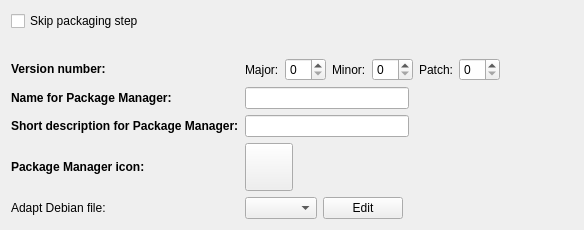
qt-creator/qt-creator, file src/plugins/qt4projectmanager/qt-maemo/maemopackagecreationwidget.ui: the form before one commit.
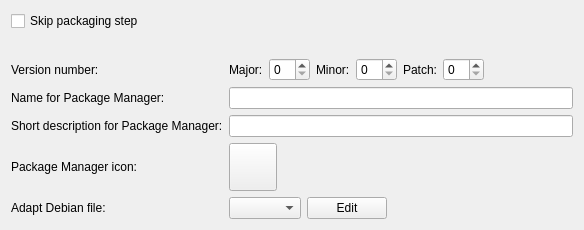
The form after the commit.

Commit message:
Maemo: Improve packaging widget.
- Enable/disable all interactive elements when packaging is enabled/disabled.
- Don't limit the width of line edits.
- Don't make the labels bold.

The edit to the form file:
```diff
--- a/src/plugins/qt4projectmanager/qt-maemo/maemopackagecreationwidget.ui
+++ b/src/plugins/qt4projectmanager/qt-maemo/maemopackagecreationwidget.ui
@@ -52,12 +52,12 @@
        </property>
        <property name="font">
         <font>
-         <weight>75</weight>
-         <bold>true</bold>
+         <weight>50</weight>
+         <bold>false</bold>
         </font>
        </property>
        <property name="text">
-        <string>&lt;b&gt;Version number:&lt;/b&gt;</string>
+        <string>Version number:</string>
        </property>
       </widget>
      </item>
@@ -159,7 +159,7 @@
      <item row="3" column="0">
       <widget class="QLabel" name="nameLabel">
        <property name="text">
-        <string>&lt;b&gt;Name for Package Manager:&lt;/b&gt;</string>
+        <string>Name for Package Manager:</string>
        </property>
       </widget>
      </item>
@@ -168,25 +168,12 @@
        <item>
         <widget class="QLineEdit" name="nameLineEdit"/>
        </item>
-       <item>
-        <spacer name="horizontalSpacer_4">
-         <property name="orientation">
-          <enum>Qt::Horizontal</enum>
-         </property>
-         <property name="sizeHint" stdset="0">
-          <size>
-           <width>40</width>
-           <height>20</height>
-          </size>
-         </property>
-        </spacer>
-       </item>
       </layout>
      </item>
      <item row="4" column="0">
       <widget class="QLabel" name="shortDescriptionLabel">
        <property name="text">
-        <string>&lt;b&gt;Short description for Package Manager:&lt;/b&gt;</string>
+        <string>Short description for Package Manager:</string>
        </property>
       </widget>
      </item>
@@ -195,19 +182,6 @@
        <item>
         <widget class="QLineEdit" name="shortDescriptionLineEdit"/>
        </item>
-       <item>
-        <spacer name="horizontalSpacer_5">
-         <property name="orientation">
-          <enum>Qt::Horizontal</enum>
-         </property>
-         <property name="sizeHint" stdset="0">
-          <size>
-           <width>40</width>
-           <height>20</height>
-          </size>
-         </property>
-        </spacer>
-       </item>
       </layout>
      </item>
      <item row="5" column="0">
@@ -219,7 +193,7 @@
         </size>
        </property>
        <property name="text">
-        <string>&lt;b&gt;Package Manager icon:&lt;/b&gt;</string>
+        <string>Package Manager icon:</string>
        </property>
       </widget>
      </item>
```
Left out of the diff: 24 changed lines with no effect on the pictures. The commit also changes 1 other file.
